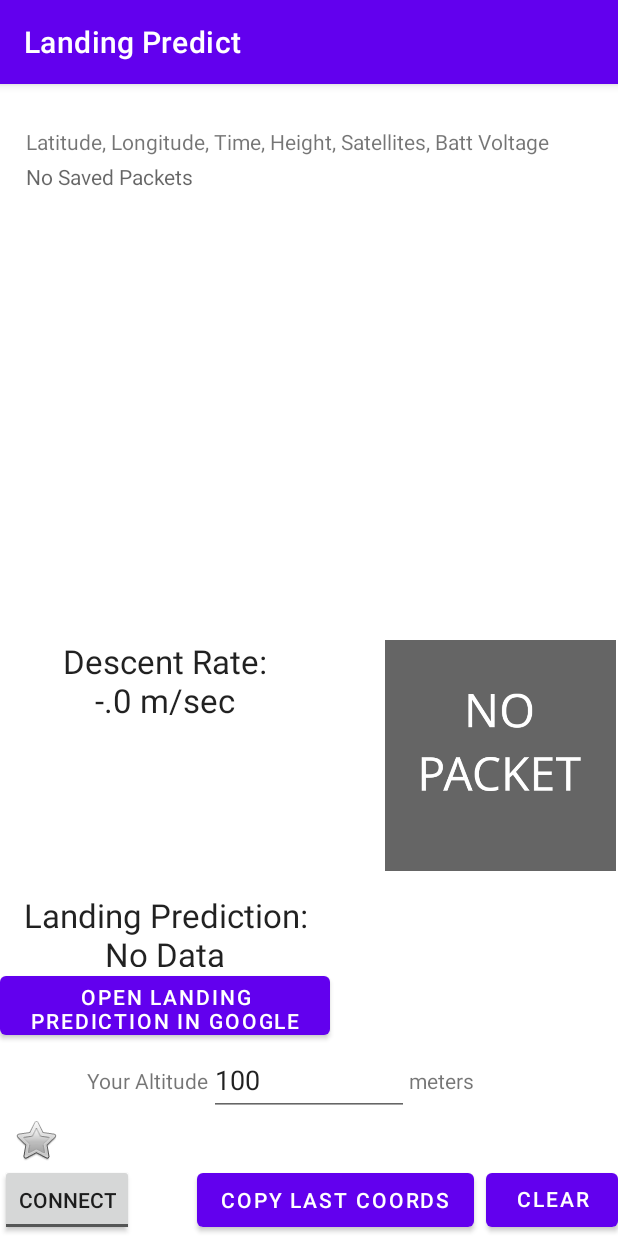
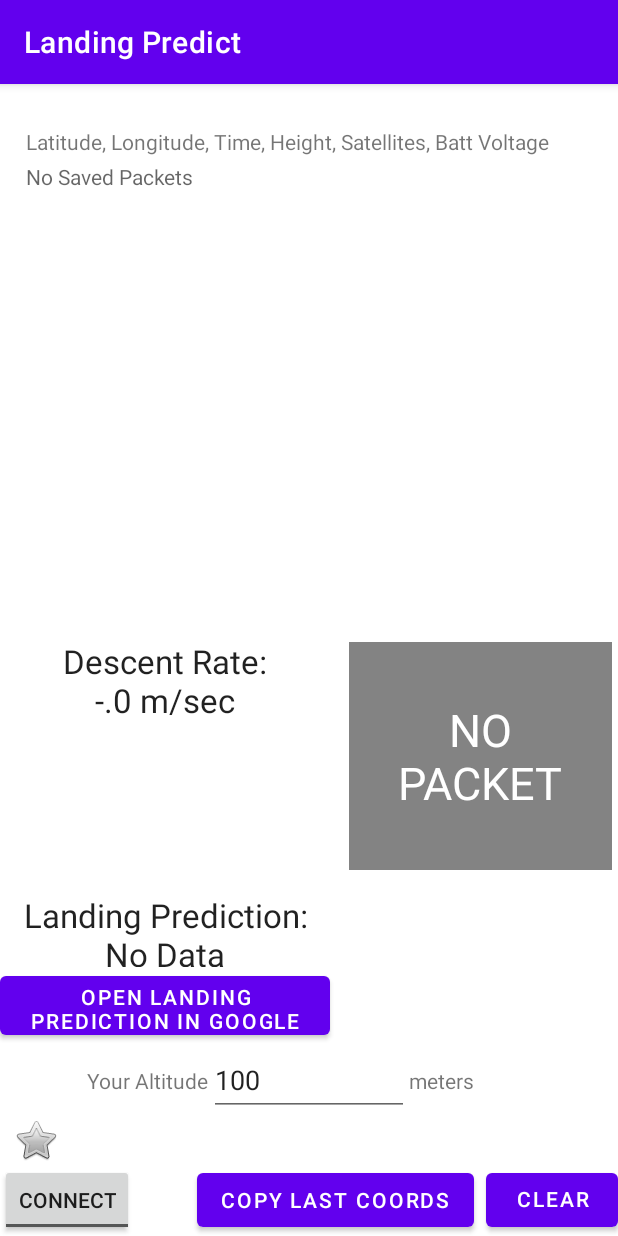
Before and after one commit to parchedpacha/LandingPredictApp, an Android app: the screen it shows after launch (MainActivity), on a phone screen of 412 x 824 dp. Run offline under Robolectric (Android 15) with nearby library versions, the phone set to English and light mode, and no system bars; libraries missing offline, so code that uses them is left out: com.hoho.android; 4 statements that could not run were skipped.

Commit message:
Changed packet indicator to use XML instead of images, cutting ~38.2kB from app size

```diff
--- a/app/src/main/java/net/squishypigs/serialgpsrxv3/MainActivity.java
+++ b/app/src/main/java/net/squishypigs/serialgpsrxv3/MainActivity.java
@@ -133,21 +133,17 @@ public class MainActivity extends AppCompatActivity {
 
     private void indicate_packet_quality (int packet_quality){
         //0 = none, 1 = bad, 2 = good
-        ImageView noPacket = findViewById(R.id.no_packet_view);
-        ImageView badPacket = findViewById(R.id.bad_packet_view);
-        ImageView goodPacket = findViewById(R.id.good_packet_view);
+
+        TextView indicator = findViewById(R.id.Packet_quality_indicator);
         if (packet_quality == 2) {
-            noPacket.setVisibility(View.INVISIBLE);
-            badPacket.setVisibility(View.INVISIBLE);
-            goodPacket.setVisibility(View.VISIBLE);
+            indicator.setText(getString(R.string.goodPacketText));
+            indicator.setBackgroundColor(getColor(R.color.good_green));
         } else if (packet_quality == 1) {
-            noPacket.setVisibility(View.INVISIBLE);
-            badPacket.setVisibility(View.VISIBLE);
-            goodPacket.setVisibility(View.INVISIBLE);
+            indicator.setText(getString(R.string.badPacketText));
+            indicator.setBackgroundColor(getColor(R.color.warning_orange));
         } else {
-            noPacket.setVisibility(View.VISIBLE);
-            badPacket.setVisibility(View.INVISIBLE);
-            goodPacket.setVisibility(View.INVISIBLE);
+            indicator.setText(getString(R.string.noPacketText));
+            indicator.setBackgroundColor(getColor(R.color.lacking_grey));
         }
 
     }
--- a/app/src/main/res/layout/activity_main.xml
+++ b/app/src/main/res/layout/activity_main.xml
@@ -206,33 +206,17 @@
         app:layout_constraintEnd_toEndOf="@+id/scrollView2"
         app:layout_constraintStart_toStartOf="@+id/scrollView2" />
 
-    <ImageView
-        android:id="@+id/bad_packet_view"
-        android:layout_width="157dp"
-        android:layout_height="154dp"
-        android:visibility="invisible"
+    <TextView
+        android:id="@+id/Packet_quality_indicator"
+        android:layout_width="175dp"
+        android:layout_height="152dp"
+        android:layout_marginEnd="4dp"
+        android:background="#FF5733"
+        android:gravity="center"
+        android:text="@string/bootupText"
+        android:textColor="#FFFFFF"
+        android:textSize="30sp"
         app:layout_constraintBottom_toTopOf="@+id/user_altitude_edit_text"
         app:layout_constraintEnd_toEndOf="parent"
-        app:layout_constraintTop_toBottomOf="@+id/scrollView2"
-        app:srcCompat="@drawable/bad_packet" />
-
-    <ImageView
-        android:id="@+id/no_packet_view"
-        android:layout_width="157dp"
-        android:layout_height="154dp"
-        android:visibility="visible"
-        app:layout_constraintBottom_toTopOf="@+id/user_altitude_edit_text"
-        app:layout_constraintEnd_toEndOf="parent"
-        app:layout_constraintTop_toBottomOf="@+id/scrollView2"
-        app:srcCompat="@drawable/no_packet" />
-
-    <ImageView
-        android:id="@+id/good_packet_view"
-        android:layout_width="157dp"
-        android:layout_height="154dp"
-        android:visibility="invisible"
-        app:layout_constraintBottom_toTopOf="@+id/user_altitude_edit_text"
-        app:layout_constraintEnd_toEndOf="parent"
-        app:layout_constraintTop_toBottomOf="@+id/scrollView2"
-        app:srcCompat="@drawable/good_packet" />
+        app:layout_constraintTop_toBottomOf="@+id/scrollView2" />
 </androidx.constraintlayout.widget.ConstraintLayout>
--- a/app/src/main/res/values/colors.xml
+++ b/app/src/main/res/values/colors.xml
@@ -7,4 +7,8 @@
     <color name="teal_700">#FF018786</color>
     <color name="black">#FF000000</color>
     <color name="white">#FFFFFFFF</color>
+    <color name="bootup_brown">#FFe9b028</color>
+    <color name="lacking_grey">#FF838383</color>
+    <color name="warning_orange">#FFff2600</color>
+    <color name="good_green">#FF30b306</color>
 </resources>
--- a/app/src/main/res/values/strings.xml
+++ b/app/src/main/res/values/strings.xml
@@ -10,6 +10,8 @@
     <string name="UserAltitudeLabel">Your Altitude</string>
     <string name="PacketLabels">Latitude, Longitude, Time, Height, Satellites, Batt Voltage</string>
     <string name="CopyLastCoords">Copy Last Coords</string>
-    <!-- TODO: Remove or change this placeholder text -->
-    <string name="hello_blank_fragment">Hello blank fragment</string>
+    <string name="bootupText"> "SYSTEM\nBOOTING"</string>
+    <string name="noPacketText"> "NO\nPACKET"</string>
+    <string name="badPacketText"> "BAD\nPACKET"</string>
+    <string name="goodPacketText"> "GOOD\nPACKET"</string>
 </resources>
```
Also changed, not shown: app/src/main/res/drawable/bad_packet.png (deleted), app/src/main/res/drawable/good_packet.png (deleted), app/src/main/res/drawable/no_packet.png (deleted).
